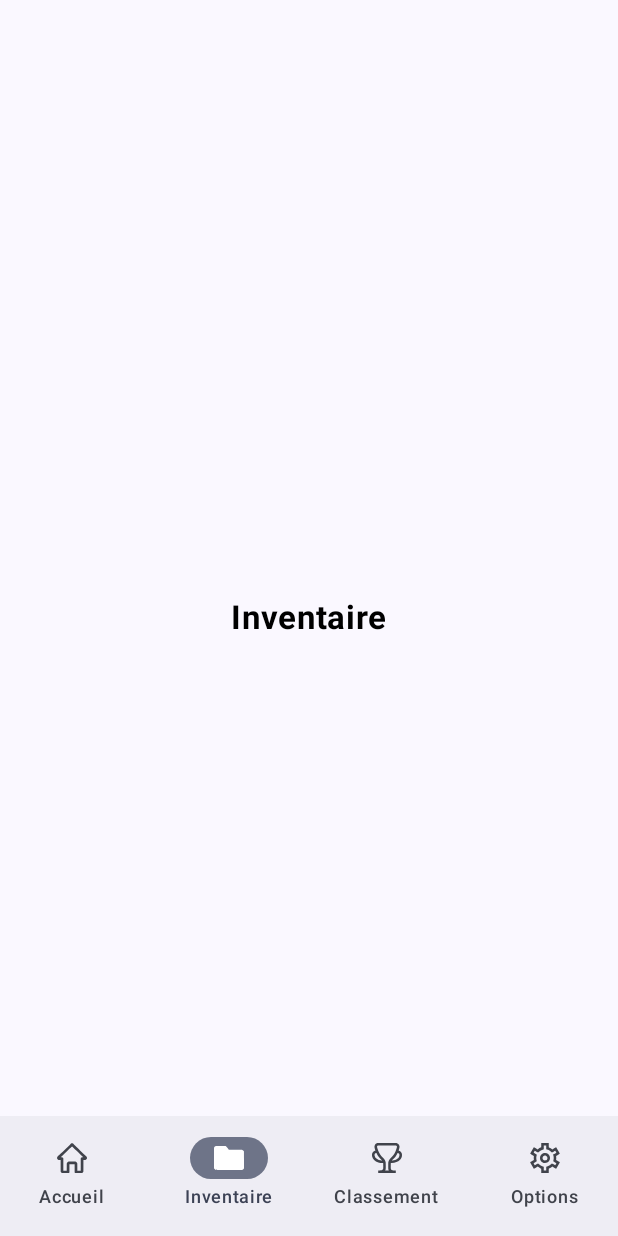
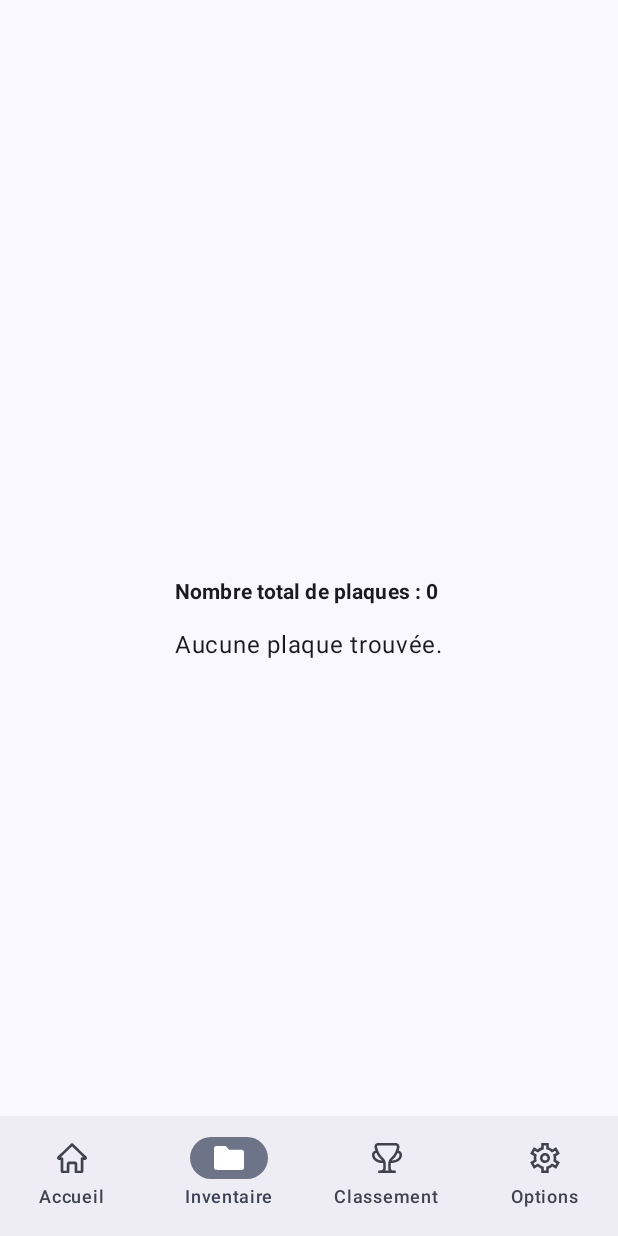
Before and after one commit to thibault-forret/compteur_mini, an Android app built with Jetpack Compose: the screen it shows after launch (MainActivity), item 2 of the bottom bar chosen, on a phone screen of 412 x 824 dp. Run offline under Robolectric (Android 15) with nearby library versions, the phone set to English and light mode, and no system bars.

Commit message:
compteur et plaque fonctionnel

```diff
--- a/app/build.gradle.kts
+++ b/app/build.gradle.kts
@@ -47,6 +47,7 @@ android {
             excludes += "/META-INF/{AL2.0,LGPL2.1}"
         }
     }
+    buildToolsVersion = "34.0.0"
 }
 
 dependencies {
--- /dev/null
+++ b/app/src/main/java/dev/thib/compteurmini/CurrentUser.kt
@@ -0,0 +1,6 @@
+package dev.thib.compteurmini
+
+// CurrentUser.kt
+object CurrentUser {
+    var user: User? = null
+}
--- a/app/src/main/java/dev/thib/compteurmini/MainActivity.kt
+++ b/app/src/main/java/dev/thib/compteurmini/MainActivity.kt
@@ -1,5 +1,6 @@
 package dev.thib.compteurmini
 
+import android.content.Context
 import android.os.Bundle
 import androidx.activity.ComponentActivity
 import androidx.activity.compose.setContent
@@ -10,7 +11,9 @@ class MainActivity : ComponentActivity() {
         super.onCreate(savedInstanceState)
         setContent {
             CompteurMiniTheme {
-                MainScreen()
+                // Obtenez le contexte de cette activité
+                val context: Context = this
+                MainScreen(context = context)
             }
         }
     }
--- a/app/src/main/java/dev/thib/compteurmini/MainScreen.kt
+++ b/app/src/main/java/dev/thib/compteurmini/MainScreen.kt
@@ -1,6 +1,7 @@
 package dev.thib.compteurmini
 
 import android.annotation.SuppressLint
+import android.content.Context
 import androidx.compose.foundation.layout.Arrangement
 import androidx.compose.foundation.layout.Column
 import androidx.compose.foundation.layout.RowScope
@@ -31,7 +32,7 @@ import androidx.compose.ui.unit.sp
 
 @SuppressLint("UnusedMaterial3ScaffoldPaddingParameter")
 @Composable
-fun MainScreen() {
+fun MainScreen(context: Context) {
     val navController = rememberNavController()
     Scaffold (
         bottomBar = {
@@ -39,6 +40,15 @@ fun MainScreen() {
         }
     ) {
         NavGraph(navController = navController)
+
+        // Créez une instance de PlaqueImmatriculationDatabaseHelper
+        val dbHelper = PlaqueImmatriculationDatabaseHelper(context)
+
+        // Récupérer les informations de l'utilisateur depuis la base de données
+        val userFromDB = dbHelper.getUserById(1) // Supposons que l'utilisateur avec l'ID 1 est l'utilisateur actuel
+
+        // Stocker les informations de l'utilisateur dans CurrentUser
+        CurrentUser.user = userFromDB
     }
 }
 
--- /dev/null
+++ b/app/src/main/java/dev/thib/compteurmini/PlaqueImmatriculationDatabaseHelper.kt
@@ -0,0 +1,281 @@
+package dev.thib.compteurmini
+
+import android.annotation.SuppressLint
+import android.content.ContentValues
+import android.content.Context
+import android.database.sqlite.SQLiteDatabase
+import android.database.sqlite.SQLiteOpenHelper
+
+data class PlaqueImmatriculation(val id: Long? = null, val plaque: String)
+data class User(val id: Long? = null, val user: String)
+
+class PlaqueImmatriculationDatabaseHelper(context: Context) :
+    SQLiteOpenHelper(context, "plaque_immatriculation.db", null, 3) {
+
+    override fun onCreate(db: SQLiteDatabase) {
+        db.execSQL(
+            "CREATE TABLE plaques (" +
+                    "id INTEGER PRIMARY KEY AUTOINCREMENT, " +
+                    "id_user INTEGER, " +
+                    "plaque TEXT UNIQUE," +
+                    "nombre_fois_vu INTEGER, " +
+                    "FOREIGN KEY(id_user) REFERENCES user(id)" +
+                ")"
+        )
+        db.execSQL(
+            "CREATE TABLE user (" +
+                    "id INTEGER PRIMARY KEY AUTOINCREMENT, " +
+                    "user TEXT, " +
+                    "nombre_mini INTEGER, " +
+                    "nombre_plaque INTEGER" +
+                ")"
+        )
+        val values = ContentValues().apply {
+            put("user", "local")
+            put("nombre_mini", 0)
+            put("nombre_plaque", 0)
+        }
+        db.insert("user", null, values)
+    }
+
+    override fun onUpgrade(db: SQLiteDatabase, oldVersion: Int, newVersion: Int) {
+        db.execSQL("DROP TABLE IF EXISTS plaques")
+        db.execSQL("DROP TABLE IF EXISTS user")
+        onCreate(db)
+    }
+
+    @SuppressLint("Range")
+    fun getUserById(userId: Long): User? {
+        val db = readableDatabase
+        var user: User? = null
+
+        // Sélectionner l'utilisateur avec l'ID donné
+        val cursor = db.rawQuery("SELECT id, user FROM user WHERE id = ?", arrayOf(userId.toString()))
+
+        // S'il y a des résultats, extraire les informations de l'utilisateur
+        if (cursor.moveToFirst()) {
+            val id = cursor.getLong(cursor.getColumnIndex("id"))
+            val username = cursor.getString(cursor.getColumnIndex("user"))
+            user = User(id, username)
+        }
+
+        cursor.close()
+        db.close()
+
+        return user
+    }
+
+    @SuppressLint("Range")
+    fun getNombreMini(): Int {
+        val db = readableDatabase
+        val cursor = db.rawQuery("SELECT nombre_mini FROM user WHERE user = 'local'", null)
+        var nombreMini = 0
+        if (cursor.moveToFirst()) {
+            nombreMini = cursor.getInt(cursor.getColumnIndex("nombre_mini"))
+        }
+        cursor.close()
+
+        return nombreMini
+    }
+
+    @SuppressLint("Range")
+    fun getNombrePlaque(): Int {
+        val db = readableDatabase
+        val cursor = db.rawQuery("SELECT nombre_plaque FROM user WHERE user = 'local'", null)
+        var nombrePlaque = 0
+        if (cursor.moveToFirst()) {
+            nombrePlaque = cursor.getInt(cursor.getColumnIndex("nombre_plaque"))
+        }
+        cursor.close()
+
+        return nombrePlaque
+    }
+
+    @SuppressLint("Range")
+    fun ajouterUneMini(plaque: Boolean = false) {
+        val db = writableDatabase
+
+        val nombreMini = getNombreMini()
+
+        // Mettez à jour le nombre de plaques associées à l'utilisateur local
+        val newNombreMini = nombreMini + 1
+        val valuesUser = ContentValues().apply {
+            put("nombre_mini", newNombreMini)
+        }
+        db.update("user", valuesUser, "user = ?", arrayOf("local"))
+
+        if (plaque) {
+            ajouterUnePlaqueCompteur()
+        }
+    }
+
+    private fun ajouterUnePlaqueCompteur() {
+        val db = writableDatabase
+
+        val nombrePlaque = getNombrePlaque()
+
+        // Mettez à jour le nombre de plaques associées à l'utilisateur local
+        val newNombrePlaque = nombrePlaque + 1
+        val valuesUser = ContentValues().apply {
+            put("nombre_plaque", newNombrePlaque)
+        }
+        db.update("user", valuesUser, "user = ?", arrayOf("local"))
+    }
+
+    fun verifierNombreMiniPlaque(): Boolean {
+        val nombreMini = getNombreMini()
+        val nombrePlaque = getNombrePlaque()
+
+        return nombreMini > nombrePlaque
+    }
+
+    // Verifier le nombre de plaque avant
+    // -> ne peut pas supprimer une mini si il ne reste que des plaques nombre_mini
+    fun retirerUneMini(plaque: Boolean = false) {
+        val db = writableDatabase
+
+        val nombreMini = getNombreMini()
+
+        // Mettez à jour le nombre de plaques associées à l'utilisateur local
+        val newNombrePlaque = nombreMini - 1
+        val valuesUser = ContentValues().apply {
+            put("nombre_mini", newNombrePlaque)
+        }
+        db.update("user", valuesUser, "user = ?", arrayOf("local"))
+
+        if (plaque) {
+            retirerUnePlaqueCompteur()
+        }
+    }
+
+    private fun retirerUnePlaqueCompteur() {
+        val db = writableDatabase
+
+        val nombrePlaque = getNombrePlaque()
+
+        // Mettez à jour le nombre de plaques associées à l'utilisateur local
+        val newNombrePlaque = nombrePlaque - 1
+        val valuesUser = ContentValues().apply {
+            put("nombre_plaque", newNombrePlaque)
+        }
+        db.update("user", valuesUser, "user = ?", arrayOf("local"))
+    }
+
+    @SuppressLint("Range")
+    fun ajouterPlaque(plaque: PlaqueImmatriculation) {
+        val db = writableDatabase
+
+        val valuesPlaque = ContentValues().apply {
+            put("plaque", plaque.plaque)
+            put("nombre_fois_vu", 1)
+        }
+
+        db.insert("plaques", null, valuesPlaque)
+        db.close()
+    }
+
+    fun updatePlaque(id: Int, nombreFoisVu: Int) {
+        val db = writableDatabase
+
+        val newNombreFoisVu = nombreFoisVu + 1
+
+        val valuesPlaque = ContentValues().apply {
+            put("nombre_fois_vu", newNombreFoisVu)
+        }
+
+        db.update("plaques", valuesPlaque, "id = ?", arrayOf(id.toString()))
+        db.close()
+    }
+
+    @SuppressLint("Range")
+    fun verifierSiPlaqueExiste(plaque: PlaqueImmatriculation): Int {
+        val db = readableDatabase
+        val cursor = db.rawQuery("SELECT * FROM plaques WHERE plaque = ?", arrayOf(plaque.plaque))
+        var nombreFoisVu = -1 // Valeur par défaut si la plaque n'existe pas
+        var id = 0
+        if (cursor.moveToFirst()) {
+            id = cursor.getInt(cursor.getColumnIndex("id"))
+            nombreFoisVu = cursor.getInt(cursor.getColumnIndex("nombre_fois_vu"))
+        }
+
+        if (nombreFoisVu != -1) {
+            updatePlaque(id = id, nombreFoisVu = nombreFoisVu)
+            ajouterUneMini(plaque = true)
+        }
+        else {
+            ajouterPlaque(plaque = plaque)
+            ajouterUneMini(plaque = true)
+        }
+
+        cursor.close()
+        db.close()
+        return nombreFoisVu
+    }
+
+    @SuppressLint("Range")
+    fun diminuerNombreFoisVu(plaqueId: Long) {
+        val db = writableDatabase
+
+        val cursor = db.rawQuery("SELECT nombre_fois_vu FROM plaques WHERE id = ?", arrayOf(plaqueId.toString()))
+        var nombreFoisVu = 0
+        if (cursor.moveToFirst()) {
+            nombreFoisVu = cursor.getInt(cursor.getColumnIndex("nombre_fois_vu"))
+        }
+        cursor.close()
+
+        if (nombreFoisVu > 1) {
+            val newNombreFoisVu = nombreFoisVu - 1
+            val valuesPlaque = ContentValues().apply {
+                put("nombre_fois_vu", newNombreFoisVu)
+            }
+            db.update("plaques", valuesPlaque, "id = ?", arrayOf(plaqueId.toString()))
+            retirerUneMini(plaque = true)
+        }
+
+        db.close()
+    }
+
+    fun supprimerPlaque(plaqueId: Long) {
+        val db = writableDatabase
+
+        // Supprimer la plaque de la table des plaques
+        db.delete("plaques", "id = ?", arrayOf(plaqueId.toString()))
+
+        retirerUneMini(plaque = true)
+
+        db.close()
+    }
+
+
+    data class PlaqueInfo(val id: Long, val plaque: String, val nombreFoisVu: Int)
+
+    @SuppressLint("Range")
+    fun obtenirPlaques(): List<PlaqueInfo> {
+        val plaques = mutableListOf<PlaqueInfo>()
+        val db = readableDatabase
+        val cursor = db.rawQuery("SELECT id, plaque, nombre_fois_vu FROM plaques", null)
+        while (cursor.moveToNext()) {
+            val id = cursor.getLong(cursor.getColumnIndex("id"))
+            val plaque = cursor.getString(cursor.getColumnIndex("plaque"))
+            val nombreFoisVu = cursor.getInt(cursor.getColumnIndex("nombre_fois_vu"))
+            plaques.add(PlaqueInfo(id, plaque, nombreFoisVu))
+        }
+        cursor.close()
+        db.close()
+        return plaques
+    }
+
+
+    fun remettreToutAZero() {
+        val db = writableDatabase
+
+        val valuesUser = ContentValues().apply {
+            put("nombre_mini", 0)
+            put("nombre_plaque", 0)
+        }
+        db.update("user", valuesUser, "user = ?", arrayOf("local"))
+
+        db.delete("plaques", null, null)
+        db.close()
+    }
+}
--- a/app/src/main/java/dev/thib/compteurmini/components/LicensePlate.kt
+++ b/app/src/main/java/dev/thib/compteurmini/components/LicensePlate.kt
@@ -12,7 +12,11 @@ import androidx.compose.runtime.mutableStateOf
 import androidx.compose.runtime.remember
 import androidx.compose.runtime.setValue
 import androidx.compose.ui.Modifier
+import androidx.compose.ui.platform.LocalContext
 import androidx.compose.ui.text.input.KeyboardType
+import dev.thib.compteurmini.PlaqueImmatriculation
+import dev.thib.compteurmini.PlaqueImmatriculationDatabaseHelper
+
 
 @Composable
 fun CreateAlertDialogLicencePlate(
--- a/app/src/main/java/dev/thib/compteurmini/screens/AccueilScreen.kt
+++ b/app/src/main/java/dev/thib/compteurmini/screens/AccueilScreen.kt
@@ -1,5 +1,6 @@
 package dev.thib.compteurmini.screens
 
+import android.util.Log
 import androidx.compose.foundation.background
 import androidx.compose.foundation.layout.Arrangement
 import androidx.compose.foundation.layout.Box
@@ -7,6 +8,7 @@ import androidx.compose.foundation.layout.Column
 import androidx.compose.foundation.layout.fillMaxSize
 import androidx.compose.material3.MaterialTheme
 import androidx.compose.runtime.Composable
+import androidx.compose.runtime.LaunchedEffect
 import androidx.compose.runtime.getValue
 import androidx.compose.runtime.mutableIntStateOf
 import androidx.compose.runtime.mutableStateOf
@@ -14,9 +16,12 @@ import androidx.compose.runtime.remember
 import androidx.compose.runtime.setValue
 import androidx.compose.ui.Alignment
 import androidx.compose.ui.Modifier
+import androidx.compose.ui.platform.LocalContext
 import androidx.compose.ui.tooling.preview.Preview
 import androidx.compose.ui.unit.sp
 import dev.thib.compteurmini.AnimatedCounter
+import dev.thib.compteurmini.PlaqueImmatriculation
+import dev.thib.compteurmini.PlaqueImmatriculationDatabaseHelper
 import dev.thib.compteurmini.components.CreateAlertDialog
 import dev.thib.compteurmini.components.CreateAlertDialogLicencePlate
 import dev.thib.compteurmini.components.CreateButton
@@ -35,8 +40,12 @@ fun AccueilScreen() {
             verticalArrangement = Arrangement.Center,
             horizontalAlignment = Alignment.CenterHorizontally
         ) {
+            val context = LocalContext.current
+
+            val dbHelper = remember { PlaqueImmatriculationDatabaseHelper(context) }
+
             var count by remember {
-                mutableIntStateOf(0)
+                mutableStateOf(dbHelper.getNombreMini())
             }
 
             var showDialogAdd by remember {
@@ -70,13 +79,14 @@ fun AccueilScreen() {
                     dialogText = "Tu as vu une mini mais tu as pas réussi à récupérer la plaque ?",
                     onDismissRequest = { showDialogAdd = false },
                     onConfirmRequest = {
+                        dbHelper.ajouterUneMini()
                         count++
                         showDialogAdd = false
                     }
                 )
             }
 
-            CreateButton(buttonText = "Retirer", enabled = count > 0 ) {
+            CreateButton(buttonText = "Retirer", enabled = dbHelper.verifierNombreMiniPlaque() && count > 0) {
                 showDialogRemove = true
             }
 
@@ -86,6 +96,7 @@ fun AccueilScreen() {
                     dialogText = "Es-tu sûr de vouloir retirer une mini ?",
                     onDismissRequest = { showDialogRemove = false },
                     onConfirmRequest = {
+                        dbHelper.retirerUneMini()
                         count--
                         showDialogRemove = false
                     }
@@ -109,15 +120,22 @@ fun AccueilScreen() {
                         textFieldValue = ""
                         showDialogAjouterPlaque = false
                     },
-                    onConfirmRequest = { text ->
-                        if (verifierPlaqueImmatriculation(plaque = text)) {
-                            count++
-                        }
+                    onConfirmRequest = { licensePlate ->
+                        // Ajouter la plaque à la base de données
+                        dbHelper.verifierSiPlaqueExiste(PlaqueImmatriculation(plaque = licensePlate))
+                        count++
+
                         textFieldValue = ""
                         showDialogAjouterPlaque = false
                     }
                 )
             }
+
+            /*
+            CreateButton(buttonText = "Remettre tout a zéro") {
+                dbHelper.remettreToutAZero()
+            }
+            */
         }
     }
 }
--- a/app/src/main/java/dev/thib/compteurmini/screens/inventaire/InventaireScreen.kt
+++ b/app/src/main/java/dev/thib/compteurmini/screens/inventaire/InventaireScreen.kt
@@ -2,35 +2,110 @@ package dev.thib.compteurmini.screens.inventaire
 
 import androidx.compose.foundation.background
 import androidx.compose.foundation.layout.Box
+import androidx.compose.foundation.layout.Column
 import androidx.compose.foundation.layout.fillMaxSize
+import androidx.compose.foundation.layout.fillMaxWidth
+import androidx.compose.foundation.layout.padding
+import androidx.compose.material3.Button
 import androidx.compose.material3.MaterialTheme
 import androidx.compose.material3.Text
 import androidx.compose.runtime.Composable
+import androidx.compose.runtime.getValue
+import androidx.compose.runtime.mutableStateOf
+import androidx.compose.runtime.remember
+import androidx.compose.runtime.setValue
 import androidx.compose.ui.Alignment
 import androidx.compose.ui.Modifier
 import androidx.compose.ui.graphics.Color
+import androidx.compose.ui.platform.LocalContext
 import androidx.compose.ui.text.font.FontWeight
 import androidx.compose.ui.tooling.preview.Preview
+import androidx.compose.ui.unit.dp
+import dev.thib.compteurmini.PlaqueImmatriculation
+import dev.thib.compteurmini.PlaqueImmatriculationDatabaseHelper
 
 @Composable
 fun InventaireScreen() {
+    // Clé pour forcer la recomposition de InventaireScreen
+    var key by remember { mutableStateOf(0) }
+
     Box(
         modifier = Modifier
             .fillMaxSize()
             .background(MaterialTheme.colorScheme.background),
         contentAlignment = Alignment.Center
     ) {
+        val context = LocalContext.current
+
+        val dbHelper = remember { PlaqueImmatriculationDatabaseHelper(context) }
+        val plaques = remember { dbHelper.obtenirPlaques() }
+
+        Column(
+            modifier = Modifier.padding(16.dp)
+        ) {
+            val nombrePlaque = dbHelper.getNombrePlaque()
+            Text(
+                text = "Nombre total de plaques : $nombrePlaque",
+                style = MaterialTheme.typography.labelLarge,
+                fontWeight = FontWeight.Bold,
+                modifier = Modifier.padding(bottom = 16.dp)
+            )
+
+            if (plaques.isNotEmpty()) {
+                for (plaque in plaques) {
+                    PlaqueItem(plaque = plaque, dbHelper = dbHelper)
+                }
+            } else {
+                Text(
+                    text = "Aucune plaque trouvée.",
+                    style = MaterialTheme.typography.bodyLarge
+                )
+            }
+        }
+    }
+}
+@Composable
+fun PlaqueItem(
+    plaque: PlaqueImmatriculationDatabaseHelper.PlaqueInfo,
+    dbHelper: PlaqueImmatriculationDatabaseHelper
+) {
+    Column(
+        modifier = Modifier
+            .fillMaxWidth()
+            .padding(vertical = 8.dp)
+    ) {
         Text(
-            text = "Inventaire",
-            color = Color.Black,
-            fontSize = MaterialTheme.typography.titleLarge.fontSize,
+            text = "Plaque : ${plaque.plaque}",
+            style = MaterialTheme.typography.bodyLarge,
             fontWeight = FontWeight.Bold
         )
+        Text(
+            text = "Nombre de fois vu : ${plaque.nombreFoisVu}",
+            style = MaterialTheme.typography.bodyLarge
+        )
+
+        if (plaque.nombreFoisVu > 1) {
+            Button(
+                onClick = {
+                    dbHelper.diminuerNombreFoisVu(plaque.id)
+                },
+                modifier = Modifier
+                    .align(Alignment.End)
+                    .padding(top = 8.dp)
+            ) {
+                Text("Diminuer le nombre de fois vu")
+            }
+        } else {
+            Button(
+                onClick = {
+                    dbHelper.supprimerPlaque(plaque.id)
+                },
+                modifier = Modifier
+                    .align(Alignment.End)
+                    .padding(top = 8.dp)
+            ) {
+                Text("Supprimer la plaque")
+            }
+        }
     }
 }
-
-@Composable
-@Preview(showBackground = true)
-fun InventaireScreenPreview() {
-    InventaireScreen()
-}
```
